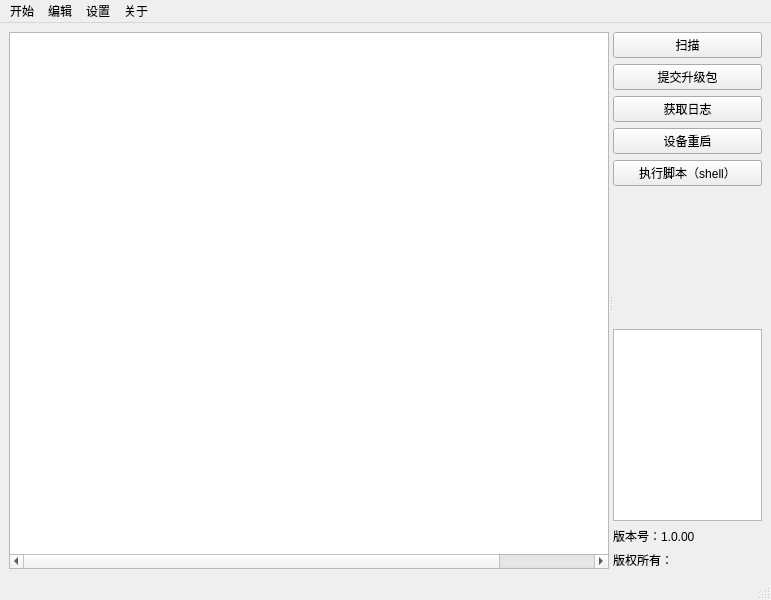
Before: the Qt Designer form WinTools/mainwindow.ui in truelv/qt_obj, drawn with Qt 5.
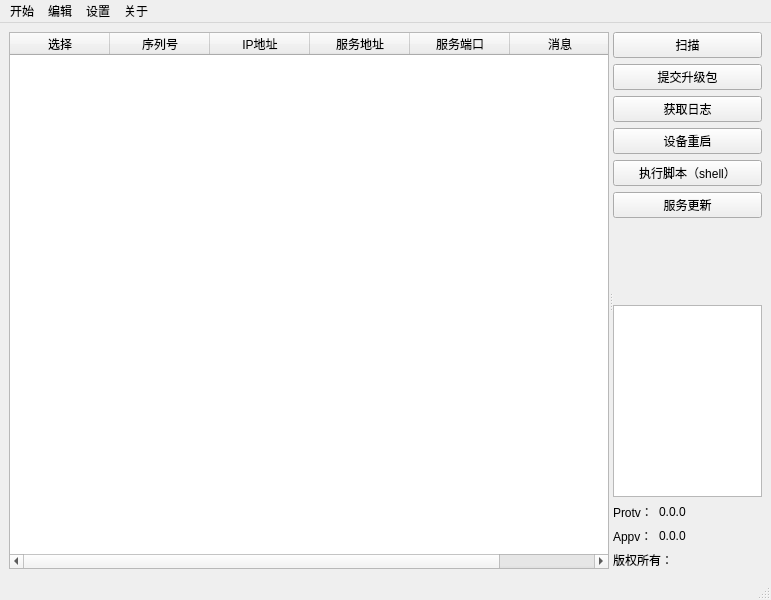
After: the same form once the commit is applied.

Patch:
```diff
--- a/WinTools/mainwindow.ui
+++ b/WinTools/mainwindow.ui
@@ -40,7 +40,7 @@
         <enum>Qt::ElideNone</enum>
        </property>
        <attribute name="horizontalHeaderVisible">
-        <bool>false</bool>
+        <bool>true</bool>
        </attribute>
        <attribute name="horizontalHeaderCascadingSectionResizes">
         <bool>false</bool>
@@ -128,6 +128,13 @@
           </property>
          </widget>
         </item>
+        <item>
+         <widget class="QPushButton" name="upButton">
+          <property name="text">
+           <string>服务更新</string>
+          </property>
+         </widget>
+        </item>
         <item>
          <spacer name="verticalSpacer">
           <property name="orientation">
@@ -145,11 +152,46 @@
          <widget class="QTextBrowser" name="textBrowser"/>
         </item>
         <item>
-         <widget class="QLabel" name="label_2">
-          <property name="text">
-           <string>版本号：1.0.00</string>
+         <layout class="QHBoxLayout" name="horizontalLayout" stretch="1,3">
+          <property name="topMargin">
+           <number>0</number>
           </property>
-         </widget>
+          <item>
+           <widget class="QLabel" name="label_2">
+            <property name="text">
+             <string>Protv：</string>
+            </property>
+           </widget>
+          </item>
+          <item>
+           <widget class="QLabel" name="prot_v">
+            <property name="text">
+             <string>0.0.0</string>
+            </property>
+           </widget>
+          </item>
+         </layout>
+        </item>
+        <item>
+         <layout class="QHBoxLayout" name="horizontalLayout_2" stretch="1,3">
+          <property name="topMargin">
+           <number>0</number>
+          </property>
+          <item>
+           <widget class="QLabel" name="label_3">
+            <property name="text">
+             <string>Appv：</string>
+            </property>
+           </widget>
+          </item>
+          <item>
+           <widget class="QLabel" name="app_v">
+            <property name="text">
+             <string>0.0.0</string>
+            </property>
+           </widget>
+          </item>
+         </layout>
         </item>
         <item>
          <widget class="QLabel" name="label">
```
Left out of the diff: 3 changed lines with no effect on the pictures.
